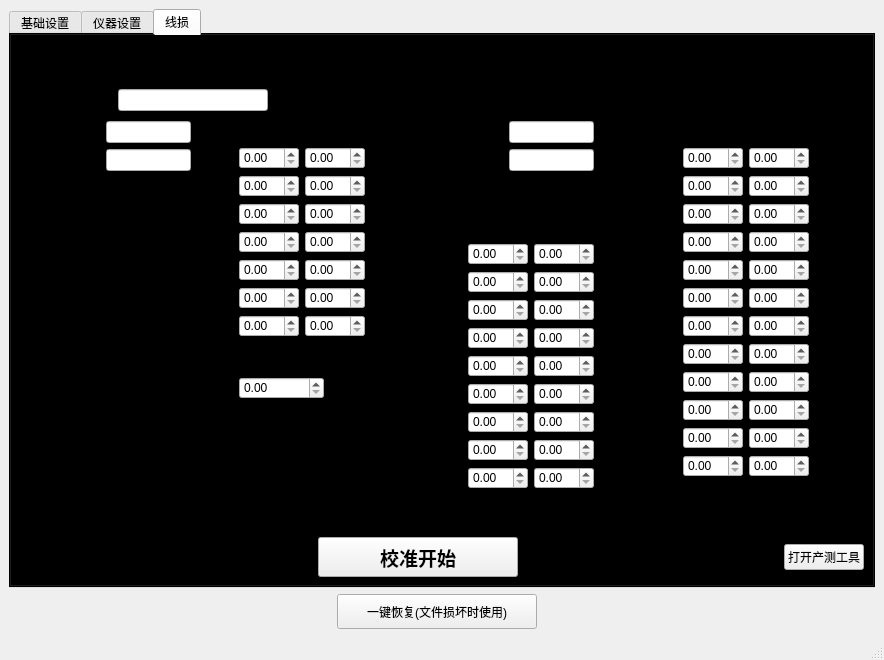
This is Factory_set_air/factory_set.ui in LeekSir/A_setTool as Qt 5 draws it before an edit. The edited form follows.
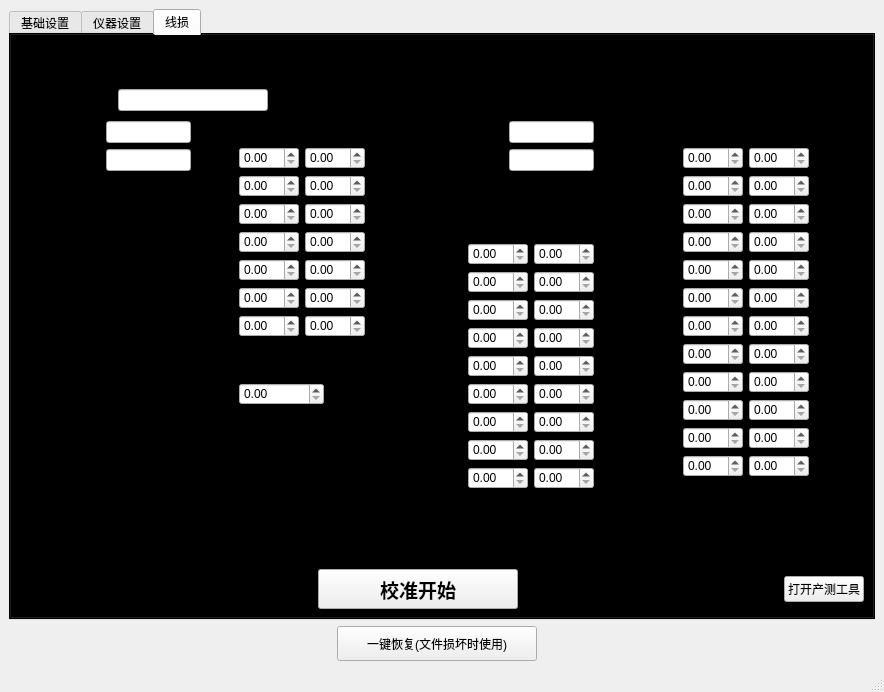
This is the edited form. The open tabs and pages were chosen to show the change. Icons and pictures are not drawn.

What changed in the file:
```diff
--- a/Factory_set_air/factory_set.ui
+++ b/Factory_set_air/factory_set.ui
@@ -7,7 +7,7 @@
     <x>0</x>
     <y>0</y>
     <width>884</width>
-    <height>660</height>
+    <height>692</height>
    </rect>
   </property>
   <property name="sizePolicy">
```
Left out of the diff: 4 changed lines with no effect on the pictures.
